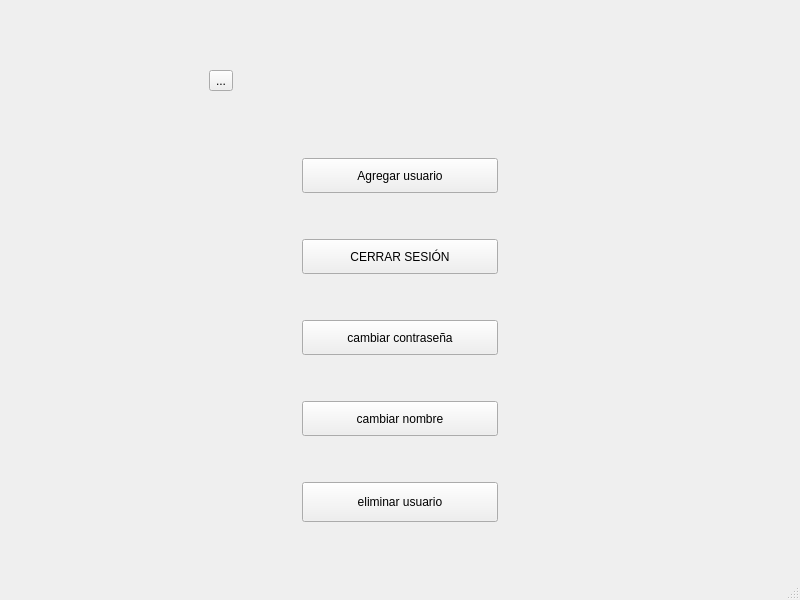
Above: USUARIOS.ui from Matapuercos666/OPTICA before the change. Below: the same form after it.
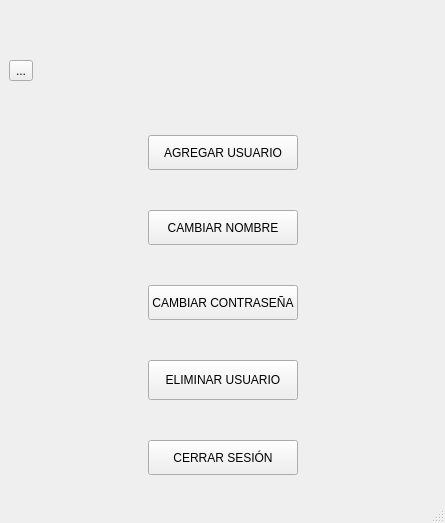
That is the form after the change. Icons and pictures are not drawn.

Commit message: se conecto base de datos a formulario agregar paciente

What changed in the file:
```diff
--- a/USUARIOS.ui
+++ b/USUARIOS.ui
@@ -6,8 +6,8 @@
    <rect>
     <x>0</x>
     <y>0</y>
-    <width>800</width>
-    <height>600</height>
+    <width>445</width>
+    <height>523</height>
    </rect>
   </property>
   <property name="windowTitle">
@@ -40,21 +40,27 @@
        </spacer>
       </item>
       <item row="1" column="0">
-       <layout class="QGridLayout" name="gridLayout_6" columnstretch="1,0">
+       <layout class="QGridLayout" name="gridLayout_6" rowstretch="0,1,0" columnstretch="1,4,2,5">
         <property name="topMargin">
-         <number>0</number>
+         <number>20</number>
         </property>
         <property name="bottomMargin">
          <number>0</number>
         </property>
-        <item row="1" column="0">
-         <widget class="QToolButton" name="Regresar">
-          <property name="text">
-           <string>...</string>
+        <item row="1" column="3">
+         <spacer name="horizontalSpacer">
+          <property name="orientation">
+           <enum>Qt::Orientation::Horizontal</enum>
           </property>
-         </widget>
+          <property name="sizeHint" stdset="0">
+           <size>
+            <width>40</width>
+            <height>20</height>
+           </size>
+          </property>
+         </spacer>
         </item>
-        <item row="1" column="1">
+        <item row="1" column="2">
          <widget class="QLabel" name="label_2">
           <property name="sizePolicy">
            <sizepolicy hsizetype="Preferred" vsizetype="Preferred">
@@ -88,6 +94,39 @@
           </property>
          </widget>
         </item>
+        <item row="1" column="0">
+         <widget class="QToolButton" name="Regresar">
+          <property name="text">
+           <string>...</string>
+          </property>
+         </widget>
+        </item>
+        <item row="1" column="1">
+         <spacer name="horizontalSpacer_2">
+          <property name="orientation">
+           <enum>Qt::Orientation::Horizontal</enum>
+          </property>
+          <property name="sizeHint" stdset="0">
+           <size>
+            <width>40</width>
+            <height>20</height>
+           </size>
+          </property>
+         </spacer>
+        </item>
+        <item row="2" column="1">
+         <spacer name="verticalSpacer">
+          <property name="orientation">
+           <enum>Qt::Orientation::Vertical</enum>
+          </property>
+          <property name="sizeHint" stdset="0">
+           <size>
+            <width>20</width>
+            <height>40</height>
+           </size>
+          </property>
+         </spacer>
+        </item>
        </layout>
       </item>
       <item row="3" column="0">
@@ -98,58 +137,6 @@
         <property name="bottomMargin">
          <number>0</number>
         </property>
-        <item row="3" column="2">
-         <spacer name="horizontalSpacer_4">
-          <property name="orientation">
-           <enum>Qt::Orientation::Horizontal</enum>
-          </property>
-          <property name="sizeHint" stdset="0">
-           <size>
-            <width>40</width>
-            <height>20</height>
-           </size>
-          </property>
-         </spacer>
-        </item>
-        <item row="8" column="1">
-         <spacer name="verticalSpacer_11">
-          <property name="orientation">
-           <enum>Qt::Orientation::Vertical</enum>
-          </property>
-          <property name="sizeHint" stdset="0">
-           <size>
-            <width>20</width>
-            <height>40</height>
-           </size>
-          </property>
-         </spacer>
-        </item>
-        <item row="6" column="1">
-         <spacer name="verticalSpacer_12">
-          <property name="orientation">
-           <enum>Qt::Orientation::Vertical</enum>
-          </property>
-          <property name="sizeHint" stdset="0">
-           <size>
-            <width>20</width>
-            <height>40</height>
-           </size>
-          </property>
-         </spacer>
-        </item>
-        <item row="2" column="1">
-         <spacer name="verticalSpacer_9">
-          <property name="orientation">
-           <enum>Qt::Orientation::Vertical</enum>
-          </property>
-          <property name="sizeHint" stdset="0">
-           <size>
-            <width>20</width>
-            <height>40</height>
-           </size>
-          </property>
-         </spacer>
-        </item>
         <item row="5" column="1">
          <widget class="QPushButton" name="CambiarContrasena">
           <property name="minimumSize">
@@ -159,25 +146,12 @@
            </size>
           </property>
           <property name="text">
-           <string>cambiar contraseña</string>
+           <string>CAMBIAR CONTRASEÑA</string>
           </property>
          </widget>
         </item>
-        <item row="7" column="1">
-         <widget class="QPushButton" name="CambiarNombre">
-          <property name="minimumSize">
-           <size>
-            <width>0</width>
-            <height>35</height>
-           </size>
-          </property>
-          <property name="text">
-           <string>cambiar nombre</string>
-          </property>
-         </widget>
-        </item>
-        <item row="4" column="1">
-         <spacer name="verticalSpacer_8">
+        <item row="9" column="1">
+         <spacer name="verticalSpacer_11">
           <property name="orientation">
            <enum>Qt::Orientation::Vertical</enum>
           </property>
@@ -189,16 +163,16 @@
           </property>
          </spacer>
         </item>
-        <item row="3" column="1">
-         <widget class="QPushButton" name="CambiarUsuario">
+        <item row="8" column="1">
+         <widget class="QPushButton" name="ELIMINAR">
           <property name="minimumSize">
            <size>
             <width>0</width>
-            <height>35</height>
+            <height>40</height>
            </size>
           </property>
           <property name="text">
-           <string>CERRAR SESIÓN</string>
+           <string>ELIMINAR USUARIO</string>
           </property>
          </widget>
         </item>
@@ -217,10 +191,23 @@
            </size>
           </property>
           <property name="text">
-           <string>Agregar usuario</string>
+           <string>AGREGAR USUARIO</string>
           </property>
          </widget>
         </item>
+        <item row="2" column="1">
+         <spacer name="verticalSpacer_9">
+          <property name="orientation">
+           <enum>Qt::Orientation::Vertical</enum>
+          </property>
+          <property name="sizeHint" stdset="0">
+           <size>
+            <width>20</width>
+            <height>40</height>
+           </size>
+          </property>
+         </spacer>
+        </item>
         <item row="3" column="0">
          <spacer name="horizontalSpacer_3">
           <property name="orientation">
@@ -234,16 +221,68 @@
           </property>
          </spacer>
         </item>
-        <item row="9" column="1">
-         <widget class="QPushButton" name="Eliminar">
+        <item row="3" column="1">
+         <widget class="QPushButton" name="CambiarNombre">
           <property name="minimumSize">
            <size>
             <width>0</width>
+            <height>35</height>
+           </size>
+          </property>
+          <property name="text">
+           <string>CAMBIAR NOMBRE</string>
+          </property>
+         </widget>
+        </item>
+        <item row="6" column="1">
+         <spacer name="verticalSpacer_12">
+          <property name="orientation">
+           <enum>Qt::Orientation::Vertical</enum>
+          </property>
+          <property name="sizeHint" stdset="0">
+           <size>
+            <width>20</width>
             <height>40</height>
            </size>
           </property>
+         </spacer>
+        </item>
+        <item row="3" column="2">
+         <spacer name="horizontalSpacer_4">
+          <property name="orientation">
+           <enum>Qt::Orientation::Horizontal</enum>
+          </property>
+          <property name="sizeHint" stdset="0">
+           <size>
+            <width>40</width>
+            <height>20</height>
+           </size>
+          </property>
+         </spacer>
+        </item>
+        <item row="4" column="1">
+         <spacer name="verticalSpacer_8">
+          <property name="orientation">
+           <enum>Qt::Orientation::Vertical</enum>
+          </property>
+          <property name="sizeHint" stdset="0">
+           <size>
+            <width>20</width>
+            <height>40</height>
+           </size>
+          </property>
+         </spacer>
+        </item>
+        <item row="10" column="1">
+         <widget class="QPushButton" name="CERRAR">
+          <property name="minimumSize">
+           <size>
+            <width>0</width>
+            <height>35</height>
+           </size>
+          </property>
           <property name="text">
-           <string>eliminar usuario</string>
+           <string>CERRAR SESIÓN</string>
           </property>
          </widget>
         </item>
@@ -284,7 +323,7 @@
     <rect>
      <x>0</x>
      <y>0</y>
-     <width>800</width>
+     <width>445</width>
      <height>22</height>
     </rect>
    </property>
```
The commit also changes 17 other files.
